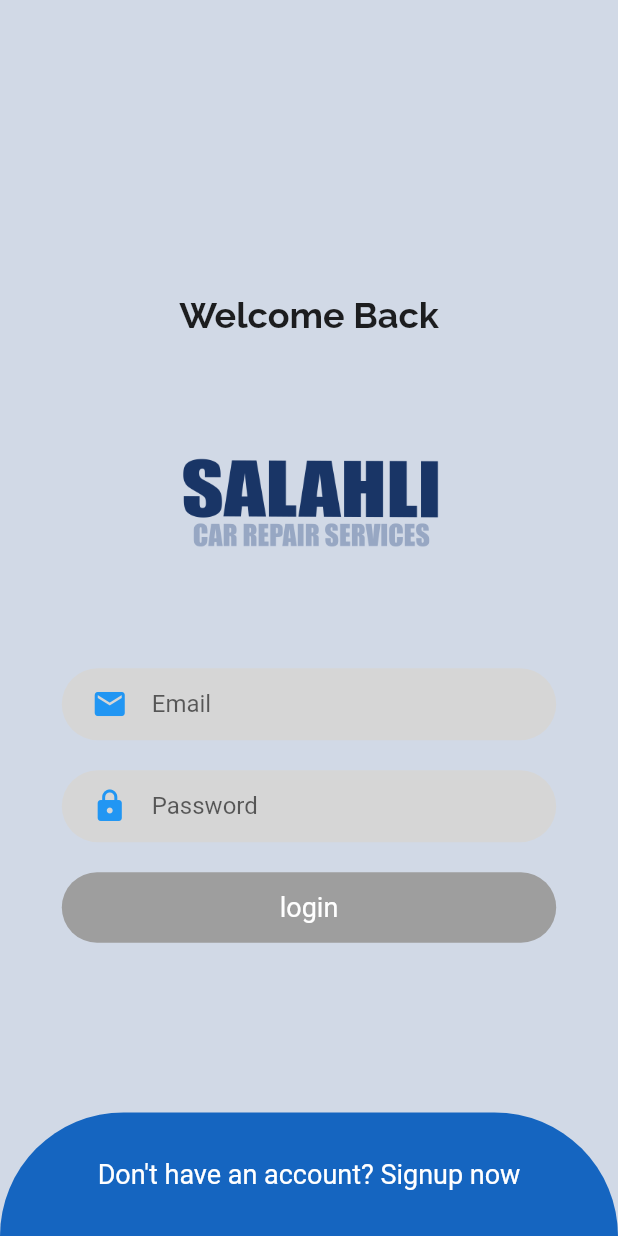
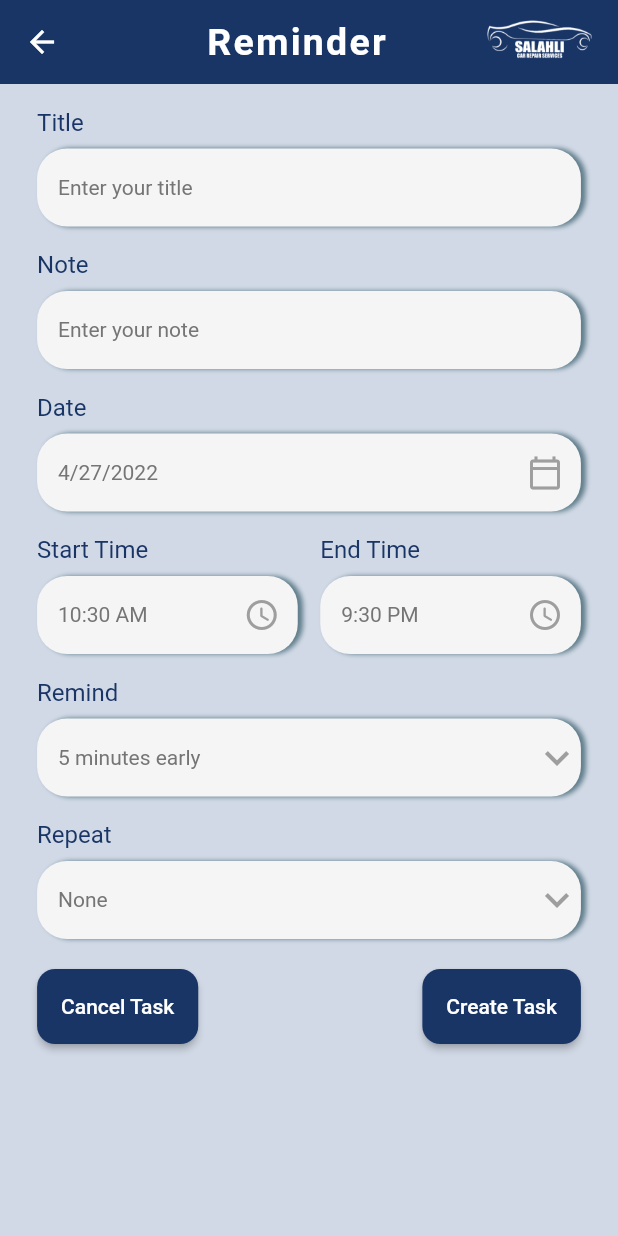
Before and after one commit to sergi-s/Salahly-client-application, a Flutter app: the screen it shows after launch, on a phone screen of 412 x 824 dp. Run offline on Flutter 3.47's test engine with Material 2 defaults, Android fonts, the phone set to English and light mode, and no system bars; drawn by our look-alikes of overlay_support; our stand-ins replace easy_localization, firebase_auth, firebase_core, firebase_database, firebase_messaging, flutter_riverpod and 10 more; missing offline and left inert: animate_icons, dart:ffi, flutter_barcode_scanner, flutter_flavor, flutter_geofire, vertical_card_pager; accounts and stored records are empty; key blocks and very long unbroken strings in the code were emptied for the run.

Commit message:
reminder and add reminder ui

```diff
--- a/lib/routes.dart
+++ b/lib/routes.dart
@@ -1,6 +1,8 @@
 import 'package:go_router/go_router.dart';
 import 'package:slahly/classes/models/location.dart';
 import 'package:slahly/screens/DropOff_screens/dropOff_search_screen.dart';
+import 'package:slahly/screens/reminder/addReminderScreen.dart';
+import 'package:slahly/screens/reminder/reminderScreen.dart';
 import 'package:slahly/screens/workshop_assistance/workshop_assistance_screen.dart';
 import 'package:slahly/screens/allScreens.dart';
 import 'package:slahly/screens/car_management/add_car_screen.dart';
@@ -35,7 +37,7 @@ import 'package:slahly/screens/userMangament/choose_car.dart';
 
 class Routing {
   get router => GoRouter(
-        initialLocation: LoginSignupScreen.routeName,
+        initialLocation:AddReminder.routeName,
         routes: <GoRoute>[
           GoRoute(
             //TESTING
@@ -172,6 +174,14 @@ class Routing {
             path: WSAScreen.routeName,
             builder: (context, state) => WSAScreen(),
           ),
+          GoRoute(
+            path: ReminderScreen.routeName,
+            builder: (context, state) => ReminderScreen(),
+          ),
+          GoRoute(
+            path: AddReminder.routeName,
+            builder: (context, state) => AddReminder(),
+          ),
         ],
       );
 }
--- /dev/null
+++ b/lib/screens/reminder/addReminderScreen.dart
@@ -0,0 +1,395 @@
+import 'package:easy_localization/easy_localization.dart';
+import 'package:flutter/material.dart';
+
+import '../../widgets/reminder/MyInputField.dart';
+
+class AddReminder extends StatefulWidget {
+  static final routeName = "/addreminderscreen";
+
+  const AddReminder({Key? key}) : super(key: key);
+
+  @override
+  _AddReminderState createState() => _AddReminderState();
+}
+
+class _AddReminderState extends State<AddReminder> {
+  // final TaskController _taskController = Get.put(TaskController());
+  final TextEditingController _titleController = TextEditingController();
+  final TextEditingController _noteController = TextEditingController();
+  DateTime _selectedDate = DateTime.now();
+  String _endTime = "9:30 PM";
+  String _startTime = DateFormat("hh:mm a").format(DateTime.now());
+  int _selectedRemind = 5;
+  List<int> remindList = [0,5, 10, 15, 20];
+  String _selectedRepeat = "None";
+  List<String> repeatList = ["None", "Daily", "Weekly", "Month"];
+  int _selectedColor = 0;
+String title="";
+String note="";
+updateTitle(String tit){
+  title=tit;
+}
+  updateNote(String not){
+    note=not;
+  }
+  updateDate(DateTime date){
+    _selectedDate=date;
+  }
+  updateStartTime(String st){
+    _startTime=st;
+  }
+  updateEndTime(String et){
+    _endTime=et;
+  }
+  updateReminder(int rem){
+    _selectedRemind=rem;
+  }
+  updateSelectRepeat(String sp){
+   _selectedRepeat=sp;
+  }
+  @override
+  Widget build(BuildContext context) {
+    Size size = MediaQuery.of(context).size;
+    return Scaffold(
+      backgroundColor: const Color(0xFFd1d9e6),
+      appBar: AppBar(
+        elevation: 0.0,
+        backgroundColor: const Color(0xFF193566),
+        leading: IconButton(
+          icon: Icon(
+            Icons.arrow_back,
+            color: Colors.white,
+          ),
+          onPressed: () {},
+        ),
+        title:
+            Row(mainAxisAlignment: MainAxisAlignment.spaceBetween, children: [
+          Text(""),
+          Text(
+            "Reminder",
+            style: TextStyle(
+              fontSize: 25,
+              letterSpacing: 1.5,
+              color: Colors.white,
+              fontWeight: FontWeight.w600,
+            ),
+          ),
+          Image.asset(
+            'assets/images/logo white.png',
+            fit: BoxFit.contain,
+            height: 32,
+          ),
+        ]),
+      ),
+      body: SingleChildScrollView(
+        child: Center(
+          child: Container(
+            // margin: const EdgeInsets.only(bottom: 20),
+            // padding: const EdgeInsets.only(left: 25, right: 25),
+            width: size.width * 0.88,
+            child:
+                Column(crossAxisAlignment: CrossAxisAlignment.start, children: [
+              MyInputField(
+                title: "Title",
+                hint: "Enter your title",
+               fn:updateTitle ,
+              ),
+              MyInputField(
+                title: "Note",
+                hint: "Enter your note",
+                fn: updateNote,
+
+              ),
+              MyInputField(
+                fn: updateDate,
+                title: "Date",
+                hint: DateFormat.yMd().format(_selectedDate),
+                widget: IconButton(
+                  onPressed: () {
+                    _getDateFromUser();
+                  },
+                  icon: const Icon(
+                    Icons.calendar_today_outlined,
+                    color: Colors.grey,
+                  ),
+                ),
+              ),
+              Row(
+                children: [
+                  Expanded(
+                      child: MyInputField(
+                        fn: updateStartTime,
+                    title: 'Start Time',
+                    hint: _startTime,
+                    widget: IconButton(
+                      onPressed: () {
+                        _getTimeFromUser(isStartTime: true);
+                      },
+                      icon: const Icon(
+                        Icons.access_time_rounded,
+                        color: Colors.grey,
+                      ),
+                    ),
+                  )),
+                  const SizedBox(
+                    width: 15,
+                  ),
+                  Expanded(
+                      child: MyInputField(
+                        fn:updateEndTime,
+                    title: 'End Time',
+                    hint: _endTime,
+                    widget: IconButton(
+                      onPressed: () {
+                        _getTimeFromUser(isStartTime: false);
+                      },
+                      icon: const Icon(
+                        Icons.access_time_rounded,
+                        color: Colors.grey,
+                      ),
+                    ),
+                  ))
+                ],
+              ),
+              // //Remind field
+              MyInputField(
+                fn: updateReminder,
+                title: "Remind",
+                hint: "$_selectedRemind minutes early",
+                widget: DropdownButton(
+                  icon: const Icon(
+                    Icons.keyboard_arrow_down,
+                    color: Colors.grey,
+                  ),
+                  onChanged: (String? newValue) {
+                    setState(() {
+                      _selectedRemind = int.parse(newValue!);
+                    });
+                  },
+                  underline: Container(
+                    height: 0,
+                  ),
+                  elevation: 4,
+                  iconSize: 32,
+                  items: remindList.map<DropdownMenuItem<String>>((int value) {
+                    return DropdownMenuItem<String>(
+                      child: Text(value.toString()),
+                      value: value.toString(),
+                    );
+                  }).toList(),
+                ),
+              ),
+              // //Repeat field
+              MyInputField(
+                fn: updateSelectRepeat,
+                title: "Repeat",
+                hint: _selectedRepeat,
+                widget: DropdownButton(
+                  icon: const Icon(
+                    Icons.keyboard_arrow_down,
+                    color: Colors.grey,
+                  ),
+                  onChanged: (String? newValue) {
+                    setState(() {
+                      _selectedRepeat = newValue!;
+                    });
+                  },
+                  underline: Container(
+                    height: 0,
+                  ),
+                  elevation: 4,
+                  iconSize: 32,
+                  items:
+                      repeatList.map<DropdownMenuItem<String>>((String value) {
+                    return DropdownMenuItem<String>(
+                      child: Text(value.toString()),
+                      value: value,
+                    );
+                  }).toList(),
+                ),
+              ),
+              SizedBox(
+                height: 20,
+              ),
+              Row(
+                // crossAxisAlignment: CrossAxisAlignment.center,
+                mainAxisAlignment: MainAxisAlignment.spaceBetween,
+                children: [
+                  Container(
+                    height: 50,
+                    child: RaisedButton(
+                      splashColor: Colors.white.withAlpha(30),
+                      color: Color(0xFF193566),
+                      shape: RoundedRectangleBorder(
+                          borderRadius: BorderRadius.circular(12)),
+                      onPressed: () {
+                        Navigator.of(context).pop();
+                      },
+                      child: Text(
+                        "Cancel Task",
+                        style: TextStyle(color: Colors.white),
+                      ),
+                    ),
+                  ),
+                  Container(
+                    // width: 95,
+                    height: 50,
+                    child: RaisedButton(
+                      splashColor: Colors.white.withAlpha(40),
+                      color: Color(0xFF193566),
+                      shape: RoundedRectangleBorder(
+                        borderRadius: BorderRadius.circular(12),
+                      ),
+                      onPressed: () {
+                       _validateData();
+
+                        // showDialog(
+                        //     context: context,
+                        //     builder: (context) {
+                        //       return Dialog(
+                        //         shape: RoundedRectangleBorder(
+                        //             borderRadius: BorderRadius.circular(40)),
+                        //         elevation: 16,
+                        //         child: Container(
+                        //           height:
+                        //               MediaQuery.of(context).size.height / 4,
+                        //           width: MediaQuery.of(context).size.width,
+                        //           child: ListView(
+                        //             children: <Widget>[
+                        //               SizedBox(height: 20),
+                        //               Text(
+                        //                   "Are You Sure You Want To Add Reminder",
+                        //                   style: TextStyle(
+                        //                       decoration:
+                        //                           TextDecoration.underline,
+                        //                       fontSize:18,
+                        //                       letterSpacing: 2,
+                        //                       color: Color(0xFF193566),
+                        //                       fontWeight: FontWeight.bold)),
+                        //               Padding(
+                        //                 padding: const EdgeInsets.only(
+                        //                     left: 70, top: 20),
+                        //                 child: Row(
+                        //                   children: [
+                        //                     RaisedButton(
+                        //                       color: Colors.blueGrey[300],
+                        //                       shape: RoundedRectangleBorder(
+                        //                           borderRadius:
+                        //                               BorderRadius.circular(
+                        //                                   12)),
+                        //                       onPressed: () {
+                        //                         Navigator.of(context).pop();
+                        //                       },
+                        //                       child: Text(
+                        //                         "Cancel",
+                        //                         style: TextStyle(
+                        //                             color: Colors.white),
+                        //                       ),
+                        //                     ),
+                        //                     SizedBox(
+                        //                       width: 10,
+                        //                     ),
+                        //                     RaisedButton(
+                        //                       color: Color(0xFF193566),
+                        //                       shape: RoundedRectangleBorder(
+                        //                           borderRadius:
+                        //                               BorderRadius.circular(
+                        //                                   12)),
+                        //                       onPressed: () {},
+                        //                       child: Text(
+                        //                         "Confirm",
+                        //                         style: TextStyle(
+                        //                             color: Colors.white),
+                        //                       ),
+                        //                     ),
+                        //                   ],
+                        //                 ),
+                        //               ),
+                        //             ],
+                        //           ),
+                        //         ),
+                        //       );
+                        //     });
+                        // },
+                      },
+                      child: Text(
+                        "Create Task",
+                        style: TextStyle(color: Colors.white),
+                      ),
+                    ),
+                  ),
+                  // Mybutton(label: "Cancel Task", onTap: () =>   Navigator.of(context).pop()),
+                  //  Mybutton(label: "Create Task", onTap: () => _validateData())
+                ],
+              )
+            ]),
+          ),
+        ),
+      ),
+    );
+  }
+
+  _getDateFromUser() async {
+    DateTime? _pickerDate = await showDatePicker(
+        context: context,
+        initialDate: DateTime.now(),
+        firstDate: DateTime(2015),
+        lastDate: DateTime(2023));
+    if (_pickerDate != null) {
+      setState(() {
+        _selectedDate = _pickerDate;
+      });
+    }
+  }
+
+  _getTimeFromUser({required bool isStartTime}) async {
+    var _pickedTime = await _showTimePicker();
+    String _formattedTime = _pickedTime.formate(context);
+    print("AAAAAAAAAAAAA");
+    if (_pickedTime == null) {
+      print("Time cancelled");
+    } else if (isStartTime == true) {
+      setState(() {
+        print("BBBBBBBBBB");
+        _startTime = _formattedTime;
+      });
+    } else if (isStartTime == false) {
+      setState(() {
+        print("CCCCCCCC");
+        _endTime = _formattedTime;
+      });
+    }
+  }
+
+  _showTimePicker() async {
+    return await showTimePicker(
+        initialEntryMode: TimePickerEntryMode.input,
+        context: context,
+        initialTime: TimeOfDay(
+            hour: int.parse(_startTime.split(":")[0]),
+            minute: int.parse(_startTime.split(":")[1].split(" ")[0])));
+  }
+
+  _validateData() {
+    if (title==null ||title=="") {
+      print(title+note+_selectedRepeat+_endTime+_startTime);
+
+      ScaffoldMessenger.of(context).showSnackBar(
+          // SnackBar(content: Text('please_add_fields'.tr())));
+          const SnackBar(content: Text('Please Add Fields')));
+
+      print("wsl ll end");
+    } else {
+      print("Controller Data");
+      print(title+"  "+note+"  "+_endTime+"  "+_startTime+"  "+_selectedRepeat);
+      print(_selectedDate);
+      print(_selectedRemind);
+    }
+  }
+}
+// class TaskController extends GetxController {
+//   void onReady() {
+//     super.onReady();
+//   }
+//
+// }
--- /dev/null
+++ b/lib/widgets/reminder/MyInputField.dart
@@ -0,0 +1,92 @@
+import 'package:flutter/material.dart';
+
+class MyInputField extends StatelessWidget {
+  final String title;
+  final String hint;
+  final Function fn;
+  final Widget? widget;
+  final TextEditingController _textEditingController = TextEditingController();
+  MyInputField(
+      {Key? key,
+      required this.title,
+      required this.hint,
+      required this.fn,
+      this.widget})
+      : super(key: key);
+
+  @override
+  Widget build(BuildContext context) {
+    Size size=MediaQuery.of(context).size;
+    return Container(
+      margin: const EdgeInsets.only(top: 16),
+      // width: size.width,
+      child: Column(
+        crossAxisAlignment: CrossAxisAlignment.start,
+        children: [
+          Text(
+            title,
+            style: TextStyle(
+                fontSize: 16,
+                fontWeight: FontWeight.w400,
+                color: Color(0xFF193566)),
+          ),
+          Container(
+              height: 52,
+              padding: const EdgeInsets.only(left: 14),
+              margin: const EdgeInsets.only(top: 8),
+              decoration: BoxDecoration(
+                  borderRadius: BorderRadius.circular(20),
+                  color: Colors.grey[100],
+                  boxShadow: [
+                    BoxShadow(
+                      color: Colors.blueGrey,
+                      blurRadius: 2.0,
+                      spreadRadius: 0.0,
+                      offset: Offset(3, 0),
+                    ),
+                  ]),
+              child: Row(
+                children: [
+                  Expanded(
+                    child: TextFormField(
+                      onChanged: (value) {
+                        _textEditingController.text=value;
+                        fn(value);
+
+                      },
+                      readOnly: widget == null ? false : true,
+                      autofocus: false,
+                      cursorColor: Colors.blue,
+                      // controller: controller,
+                      style: TextStyle(
+                        fontSize: 15,
+                        fontWeight: FontWeight.w400,
+                        color: Colors.grey[900],
+                      ),
+                      decoration: InputDecoration(
+                        border: InputBorder.none,
+                        focusedBorder: InputBorder.none,
+                        enabledBorder: InputBorder.none,
+                        // errorBorder: InputBorder.none,
+                        disabledBorder: InputBorder.none,
+                        hintText: hint,
+                        hintStyle: TextStyle(
+                          fontSize: 14,
+                          fontWeight: FontWeight.w400,
+                          color: Colors.grey[600],
+                        ),
+                      ),
+                    ),
+                  ),
+                  widget == null
+                      ? Container()
+                      : Container(
+                          child: widget,
+                        )
+                ],
+              ))
+        ],
+      ),
+    );
+  }
+}
--- a/pubspec.yaml
+++ b/pubspec.yaml
@@ -66,7 +66,9 @@ dependencies:
   flutter_staggered_animations: ^1.0.0
   animate_icons: ^2.0.0
   flutter_spinkit: ^5.1.0
-
+  flutter_local_notifications: ^9.4.1
+  flutter_custom_cards: ^0.2.1
+  get: ^4.6.1
 
 dev_dependencies:
   flutter_test:
```
Also changed, not shown: lib/screens/reminder/reminderScreen.dart (added, +153 -0 lines), lib/widgets/reminder/button.dart (added, +33 -0 lines), pubspec.lock, 1 other file.
